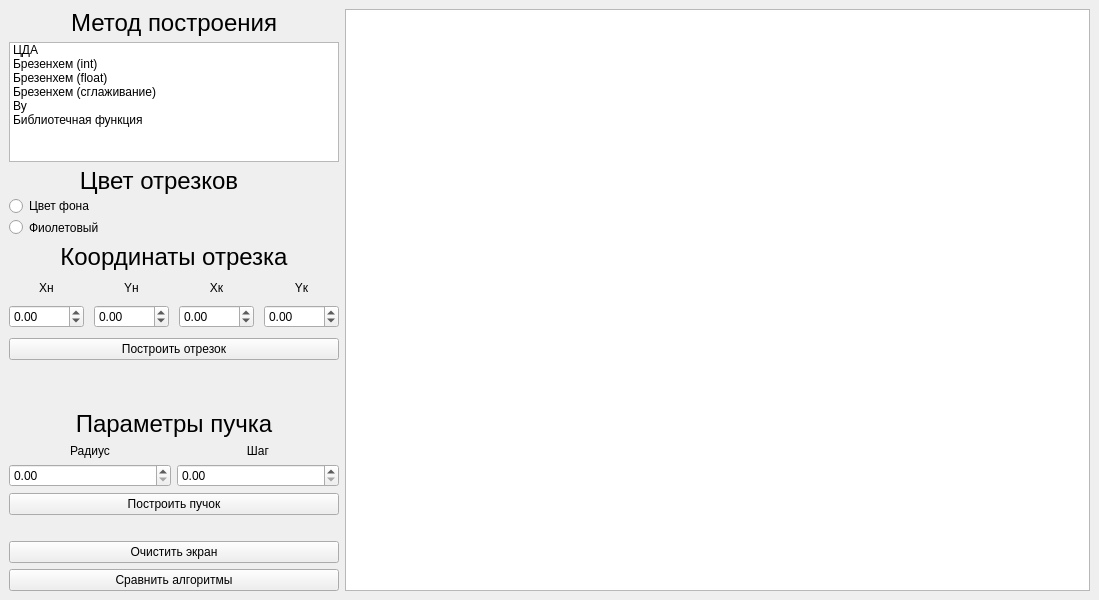
This is lab_03/mainwindow.ui in Pangolierchick/IU7-Computer-Graphics as Qt 5 draws it before an edit. The edited form follows.
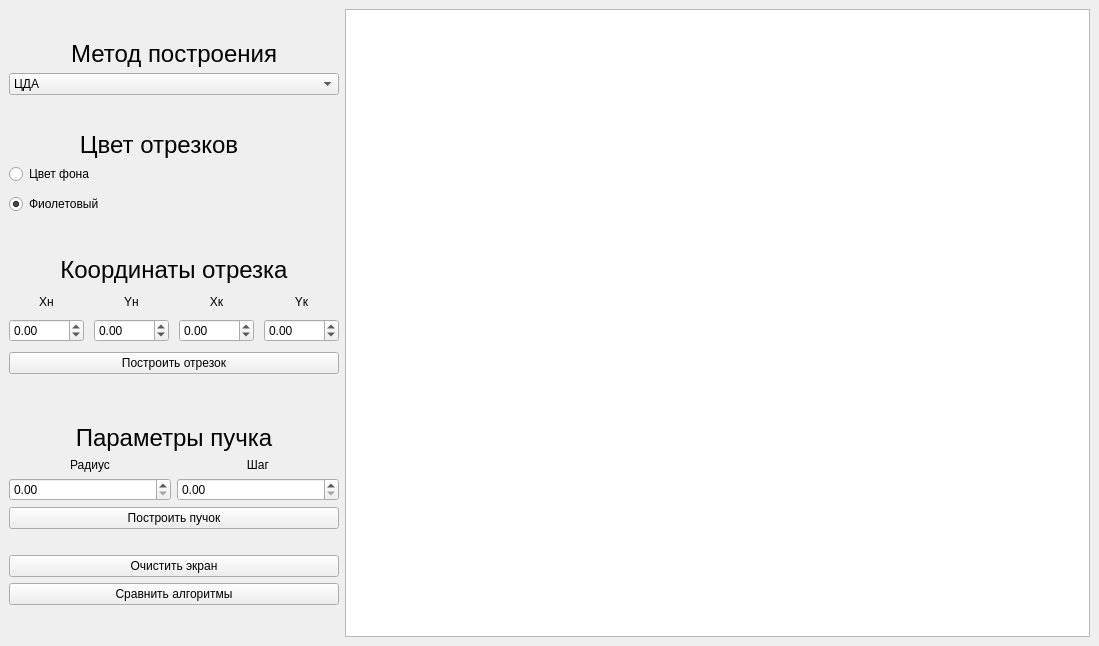
This is the edited form.

```diff
--- a/lab_03/mainwindow.ui
+++ b/lab_03/mainwindow.ui
@@ -7,7 +7,7 @@
     <x>0</x>
     <y>0</y>
     <width>1099</width>
-    <height>600</height>
+    <height>646</height>
    </rect>
   </property>
   <property name="windowTitle">
@@ -61,43 +61,7 @@
          </widget>
         </item>
         <item>
-         <widget class="QListWidget" name="methods_list">
-          <property name="sizePolicy">
-           <sizepolicy hsizetype="Preferred" vsizetype="Minimum">
-            <horstretch>0</horstretch>
-            <verstretch>0</verstretch>
-           </sizepolicy>
-          </property>
-          <property name="maximumSize">
-           <size>
-            <width>16777215</width>
-            <height>120</height>
-           </size>
-          </property>
-          <property name="sizeIncrement">
-           <size>
-            <width>0</width>
-            <height>20</height>
-           </size>
-          </property>
-          <property name="cursor" stdset="0">
-           <cursorShape>PointingHandCursor</cursorShape>
-          </property>
-          <property name="selectionBehavior">
-           <enum>QAbstractItemView::SelectRows</enum>
-          </property>
-          <property name="textElideMode">
-           <enum>Qt::ElideRight</enum>
-          </property>
-          <property name="spacing">
-           <number>1</number>
-          </property>
-          <property name="viewMode">
-           <enum>QListView::ListMode</enum>
-          </property>
-          <property name="itemAlignment">
-           <set>Qt::AlignCenter</set>
-          </property>
+         <widget class="QComboBox" name="draw_method">
           <item>
            <property name="text">
             <string>ЦДА</string>
@@ -198,6 +162,9 @@
           <property name="text">
            <string>Цвет фона</string>
           </property>
+          <property name="checked">
+           <bool>false</bool>
+          </property>
          </widget>
         </item>
         <item>
@@ -217,6 +184,9 @@
           <property name="text">
            <string>Фиолетовый</string>
           </property>
+          <property name="checked">
+           <bool>true</bool>
+          </property>
          </widget>
         </item>
        </layout>
```
Left out of the diff: 2 changed lines with no effect on the pictures.
